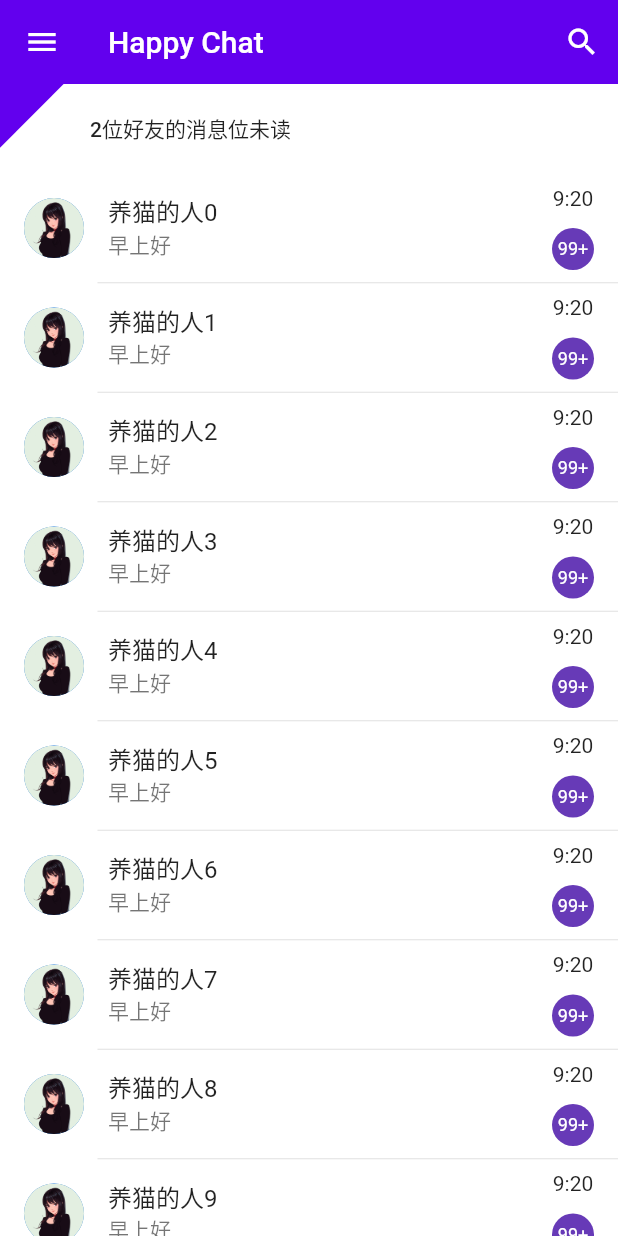
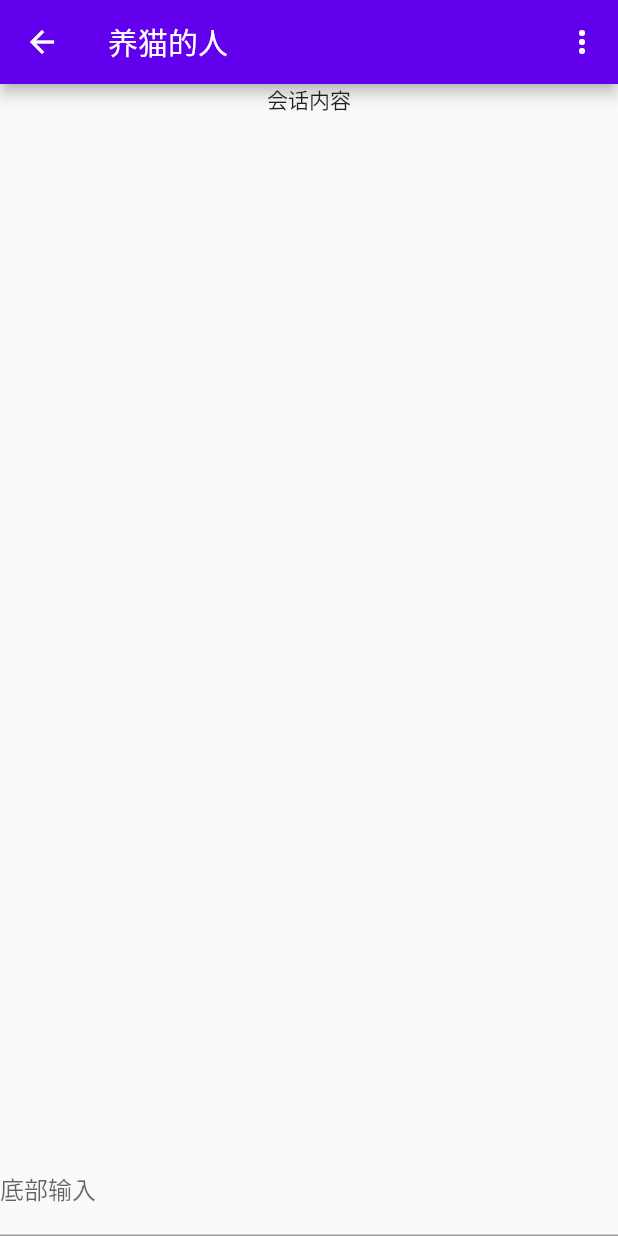
Before and after one commit to tangdaohai/happy_chat_flutter, a Flutter app: the MessageList screen opened by its route, after a tap on an icon or button, on a phone screen of 412 x 824 dp. Run offline on Flutter 3.47's test engine with Material 2 defaults, Android fonts, the phone set to English and light mode, and no system bars; drawn by our look-alikes of flutter_slidable; our stand-ins replace flutter_svg.

Commit message:
feat(views/Conversation): Conversation feature

```diff
--- a/lib/main.dart
+++ b/lib/main.dart
@@ -3,6 +3,7 @@ import 'package:flutter/material.dart';
 import 'views/user_verify/sign_in.dart';
 import 'views/user_verify/sign_up.dart';
 import 'views/message_list/message_list.dart';
+import 'views/conversation/conversation.dart';
 
 void main() => runApp(MyApp());
 class MyApp extends StatelessWidget {
@@ -19,7 +20,8 @@ class MyApp extends StatelessWidget {
       routes: <String, WidgetBuilder>{
         '/sign_in': (BuildContext context) => SignIn(),
         '/sign_up': (BuildContext context) => SignUp(),
-        '/message_list': (BuildContext context) => MessageList()
+        '/message_list': (BuildContext context) => MessageList(),
+        '/conversation': (BuildContext contextt) => Conversation()
       },
     );
   }
--- /dev/null
+++ b/lib/views/conversation/conversation.dart
@@ -0,0 +1,34 @@
+import 'package:flutter/material.dart';
+class Conversation extends StatefulWidget {
+  @override
+  _ConversationState createState() => _ConversationState();
+}
+
+class _ConversationState extends State<Conversation> {
+  @override
+  Widget build(BuildContext context) {
+    return Scaffold(
+      appBar: AppBar(
+        title: Text('养猫的人'),
+        actions: <Widget>[
+          IconButton(
+            icon: Icon(Icons.more_vert),
+            onPressed: () => {},
+          )
+        ],
+      ),
+      body: GestureDetector(
+        child: Column(
+          children: <Widget>[
+            Expanded(
+              child: Text('会话内容'),
+            ),
+            Container(child: TextField(
+              decoration: InputDecoration(labelText: '底部输入'),
+            ),)
+          ],
+        ),
+      ),
+    );
+  }
+}
--- a/lib/views/message_list/message_list.dart
+++ b/lib/views/message_list/message_list.dart
@@ -20,7 +20,9 @@ class MessageListState extends State<MessageList> {
       actionPane: SlidableDrawerActionPane(),
       actionExtentRatio: 0.25,
       child: ListTile(
-        onTap: () => {},
+        onTap: () {
+          Navigator.pushNamed(context, '/conversation');
+        },
         enabled: true,
         // leading: Image(image: AssetImage('images/126244.jpg'),),
         leading: CircleAvatar(
@@ -29,7 +31,6 @@ class MessageListState extends State<MessageList> {
         ),
         title: Text('养猫的人' + index.toString()),
         subtitle: Text('早上好'),
-
         trailing: Container(
           // padding: const EdgeInsets.symmetric(vertical: 2),
           child: Column(
```
